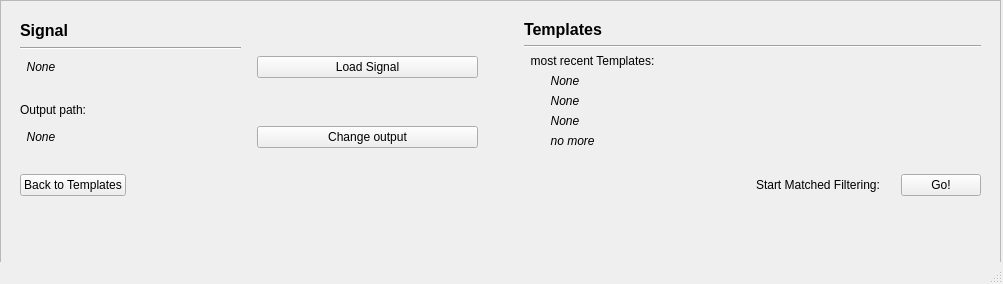
First picture: the form in signal_screen.ui, repository mdaamKIT/MatchedFilter, before the edit.
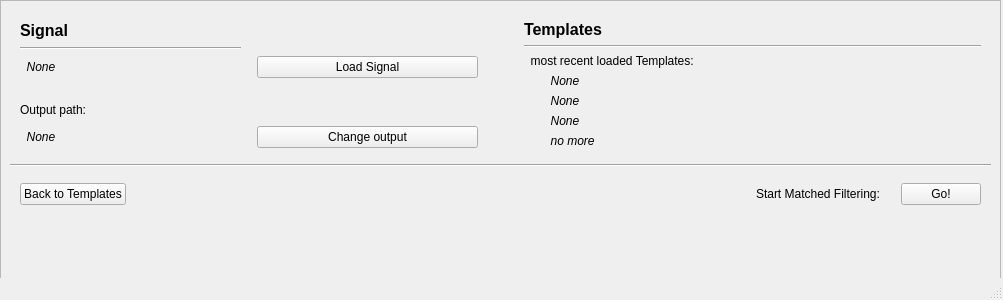
Second picture: the form after the edit.

Commit message: create templates implemented

```diff
--- a/signal_screen.ui
+++ b/signal_screen.ui
@@ -7,7 +7,7 @@
     <x>0</x>
     <y>0</y>
     <width>1003</width>
-    <height>284</height>
+    <height>300</height>
    </rect>
   </property>
   <property name="windowTitle">
@@ -206,7 +206,7 @@
              </font>
             </property>
             <property name="text">
-             <string>  most recent Templates:</string>
+             <string>  most recent loaded Templates:</string>
             </property>
            </widget>
           </item>
@@ -262,6 +262,13 @@
         </item>
        </layout>
       </item>
+      <item>
+       <widget class="Line" name="line_go">
+        <property name="orientation">
+         <enum>Qt::Horizontal</enum>
+        </property>
+       </widget>
+      </item>
       <item>
        <layout class="QHBoxLayout" name="horizontalLayout_Go">
         <property name="leftMargin">
```
The commit also changes 8 other files.
